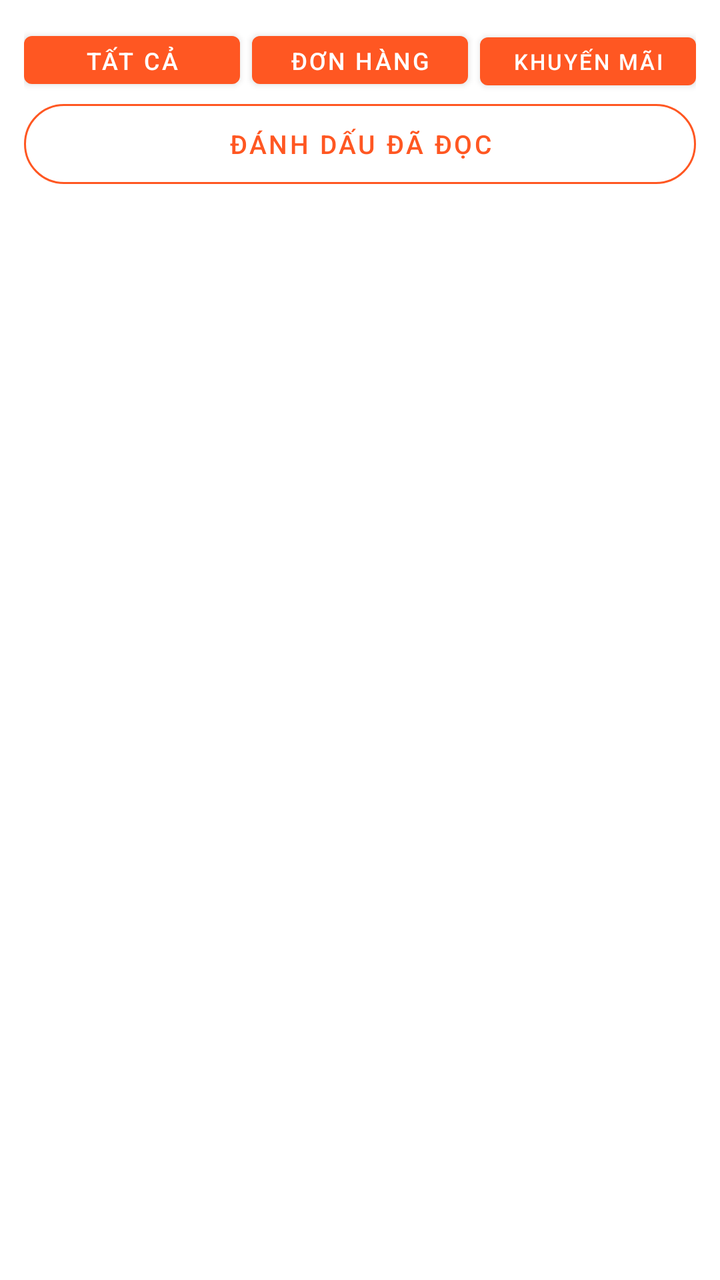
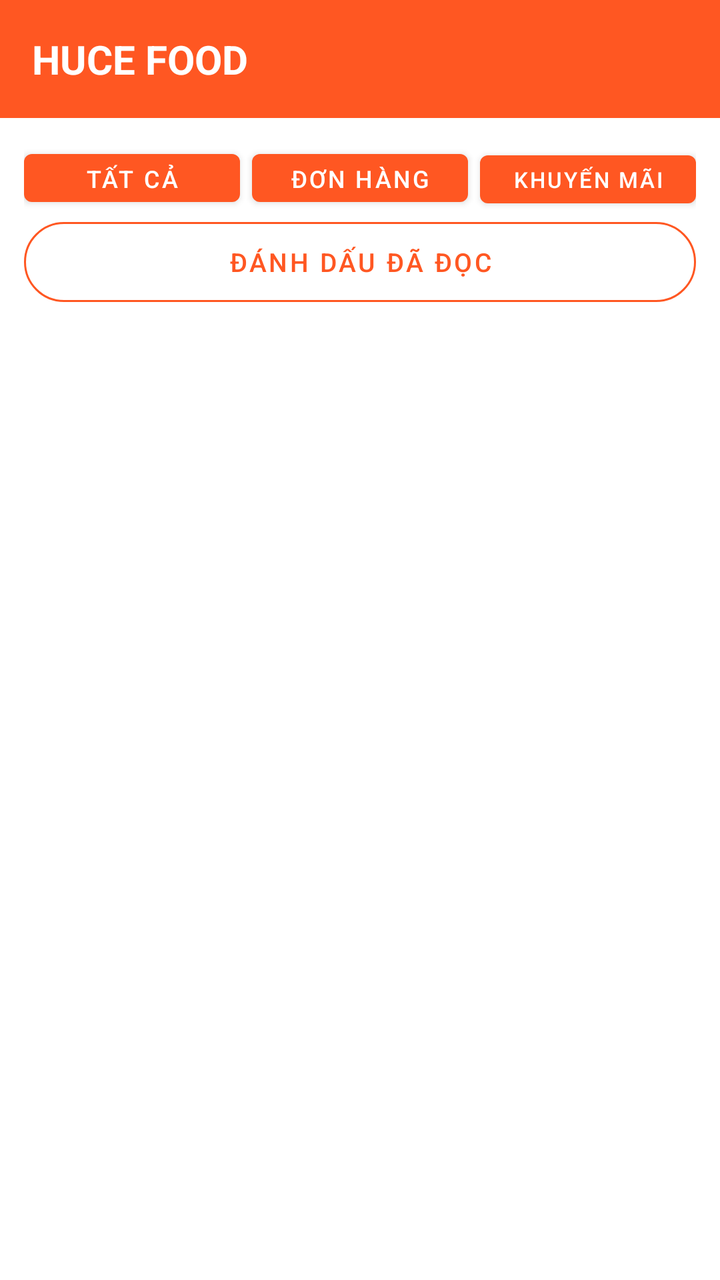

Compare the two renders of this Android layout. The source of the first and the diff that turns it into the second are given below.
<!-- AndroidManifest.xml: application theme Theme.FoodOrder -->
<!-- res/layout/fragment_notification.xml -->
<?xml version="1.0" encoding="utf-8"?>
<LinearLayout xmlns:android="http://schemas.android.com/apk/res/android"
    xmlns:app="http://schemas.android.com/apk/res-auto"
    android:layout_width="match_parent"
    android:layout_height="match_parent"
    android:orientation="vertical"
    android:background="@android:color/white">

    



    <LinearLayout
        android:layout_width="match_parent"
        android:layout_height="wrap_content"
        android:orientation="horizontal"
        android:paddingHorizontal="12dp"
        android:paddingTop="12dp"
        android:paddingBottom="4dp">

        <Button
            android:id="@+id/btnFilterAll"
            android:layout_width="0dp"
            android:layout_height="36dp"
            android:layout_weight="1"
            android:layout_marginEnd="6dp"
            android:text="Tất cả"
            android:textSize="12sp"
            android:paddingHorizontal="2dp"
            android:tag="all" />

        <Button
            android:id="@+id/btnFilterOrder"
            android:layout_width="0dp"
            android:layout_height="36dp"
            android:layout_weight="1"
            android:layout_marginEnd="6dp"
            android:text="Đơn hàng"
            android:textSize="12sp"
            android:paddingHorizontal="2dp"
            android:tag="order" />

        <Button
            android:id="@+id/btnFilterPromotion"
            android:layout_width="0dp"
            android:layout_height="36dp"
            android:layout_weight="1"
            android:text="Khuyến mãi"
            android:textSize="11sp"
            android:paddingHorizontal="2dp"
            android:tag="promotion" />

    </LinearLayout>

    
    <LinearLayout
        android:layout_width="match_parent"
        android:layout_height="wrap_content"
        android:orientation="horizontal"
        android:paddingHorizontal="12dp"
        android:paddingBottom="12dp">

        <Button
            android:id="@+id/btnMarkAllRead"
            android:layout_width="match_parent"
            android:layout_height="40dp"
            android:text="Đánh dấu đã đọc"
            android:textSize="13sp"
            android:background="@drawable/bg_button_outline"
            android:textColor="@color/primary_color" />

    </LinearLayout>

    
    <LinearLayout
        android:id="@+id/layoutSelectionBar"
        android:layout_width="match_parent"
        android:layout_height="56dp"
        android:orientation="horizontal"
        android:background="@color/primary_color"
        android:gravity="center_vertical"
        android:paddingHorizontal="12dp"
        android:visibility="gone">

        <TextView
            android:id="@+id/tvSelectionCount"
            android:layout_width="0dp"
            android:layout_height="wrap_content"
            android:layout_weight="1"
            android:text="Đã chọn 0 thông báo"
            android:textSize="14sp"
            android:textColor="@android:color/white" />

        <Button
            android:id="@+id/btnDeleteSelected"
            android:layout_width="wrap_content"
            android:layout_height="36dp"
            android:text="Xóa"
            android:textSize="13sp"
            android:background="@drawable/bg_button_white"
            android:textColor="@color/primary_color" />

        <Button
            android:id="@+id/btnCancelSelection"
            android:layout_width="wrap_content"
            android:layout_height="36dp"
            android:layout_marginStart="8dp"
            android:text="Hủy"
            android:textSize="13sp"
            android:background="@drawable/bg_button_white"
            android:textColor="@color/primary_color" />

    </LinearLayout>

    
    <androidx.recyclerview.widget.RecyclerView
        android:id="@+id/rvNotifications"
        android:layout_width="match_parent"
        android:layout_height="0dp"
        android:layout_weight="1"
        android:visibility="gone" />

    
    <LinearLayout
        android:id="@+id/layoutEmpty"
        android:layout_width="match_parent"
        android:layout_height="0dp"
        android:layout_weight="1"
        android:orientation="vertical"
        android:gravity="center"
        android:visibility="gone">

        <ImageView
            android:layout_width="100dp"
            android:layout_height="100dp"
            android:src="@drawable/ic_notification"
            android:alpha="0.4" />

        <TextView
            android:id="@+id/tvEmptyMessage"
            android:layout_width="wrap_content"
            android:layout_height="wrap_content"
            android:layout_marginTop="16dp"
            android:text="Bạn chưa có thông báo nào"
            android:textSize="16sp"
            android:textColor="@color/text_secondary" />

    </LinearLayout>

    
    <ProgressBar
        android:id="@+id/progressBar"
        android:layout_width="wrap_content"
        android:layout_height="wrap_content"
        android:layout_gravity="center"
        android:visibility="gone" />

</LinearLayout>
<!-- resources referenced by this layout -->
<resources>
  <color name="primary_color">#FF5722</color>
  <color name="text_secondary">#757575</color>
  <!-- drawable bg_button_outline (drawable) -->
  <?xml version="1.0" encoding="utf-8"?>
  <shape xmlns:android="http://schemas.android.com/apk/res/android">
      <solid android:color="@android:color/transparent" />
      <stroke android:width="1dp" android:color="@color/primary_color" />
      <corners android:radius="20dp" />
  </shape>
  <!-- drawable bg_button_white (drawable) -->
  <?xml version="1.0" encoding="utf-8"?>
  <shape xmlns:android="http://schemas.android.com/apk/res/android">
      <solid android:color="@android:color/white" />
      <corners android:radius="18dp" />
  </shape>
  <!-- drawable ic_notification (drawable) -->
  <?xml version="1.0" encoding="utf-8"?>
  <vector xmlns:android="http://schemas.android.com/apk/res/android"
      android:width="24dp"
      android:height="24dp"
      android:viewportWidth="24"
      android:viewportHeight="24">
      <path
          android:fillColor="#000000"
          android:pathData="M12,22c1.1,0 2-0.9 2-2h-4c0,1.1 0.89,2 2,2zM18,16v-5c0-3.07-1.64-5.64-4.5-6.32V4c0-0.83-0.67-1.5-1.5-1.5s-1.5,0.67-1.5,1.5v0.68C7.63,5.36 6,7.93 6,11v5l-2,2v1h16v-1l-2-2z"/>
  </vector>
  <style name="Theme.FoodOrder" parent="Theme.MaterialComponents.DayNight.NoActionBar">
          
          <item name="colorPrimary">@color/primary_color</item>
          <item name="colorPrimaryVariant">@color/primary_dark</item>
          <item name="colorOnPrimary">@color/white</item>
  
          
          <item name="colorSecondary">@color/accent</item>
          <item name="colorSecondaryVariant">@color/teal_700</item>
          <item name="colorOnSecondary">@color/black</item>
  
          
          <item name="android:windowBackground">@color/background</item>
  
          
          <item name="colorSurface">@color/surface</item>
          <item name="colorOnSurface">@color/text_primary</item>
          <item name="colorError">#FF0000</item>
      </style>
  <color name="primary_dark">#E64A19</color>
  <color name="white">#FFFFFFFF</color>
  <color name="accent">#FFC107</color>
  <color name="teal_700">#FF018786</color>
  <color name="black">#FF000000</color>
  <color name="background">#FFFFFF</color>
  <color name="surface">#F5F5F5</color>
  <color name="text_primary">#212121</color>
</resources>

<!-- the commit's change to res/layout/fragment_notification.xml (unified diff, before → after) -->
@@ -7,7 +7,27 @@
     android:background="@android:color/white">
 
     
+    
+    <LinearLayout
+        android:layout_width="match_parent"
+        android:layout_height="wrap_content"
+        android:orientation="horizontal"
+        android:background="#FF5722"
+        android:padding="16dp"
+        android:gravity="center_vertical">
 
+        <TextView
+            android:layout_width="0dp"
+            android:layout_height="wrap_content"
+            android:layout_weight="1"
+            android:text="HUCE FOOD"
+            android:textSize="20sp"
+            android:textStyle="bold"
+            android:textColor="@android:color/white" />
+
+
+
+    </LinearLayout>
 
 
     <LinearLayout
